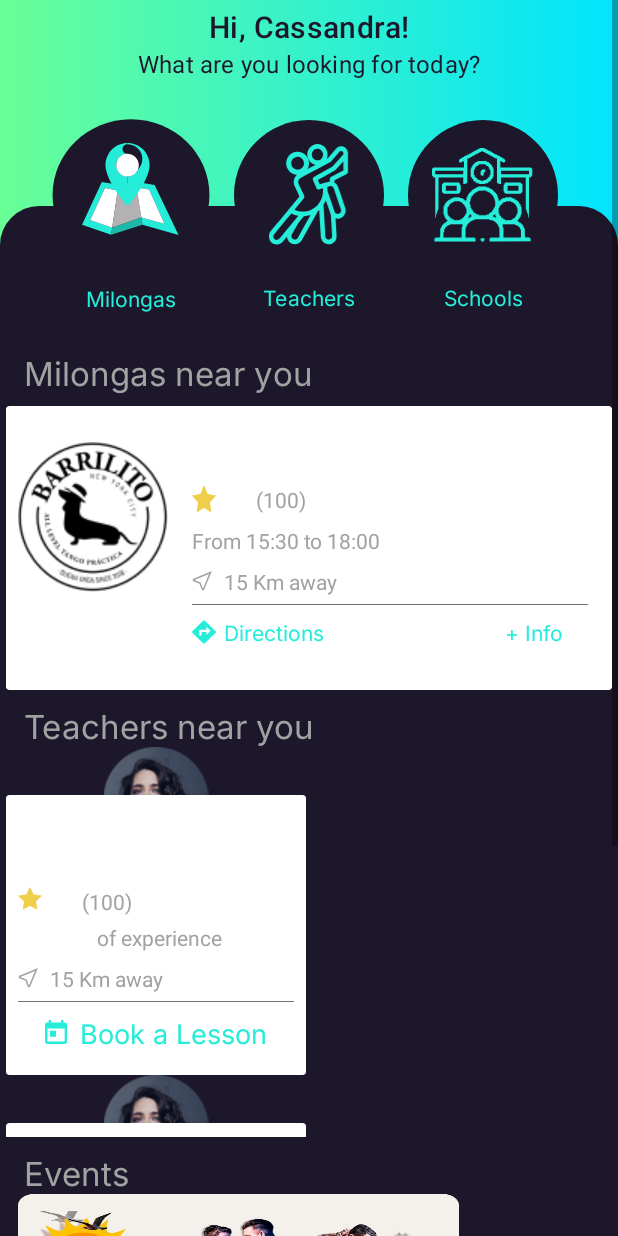
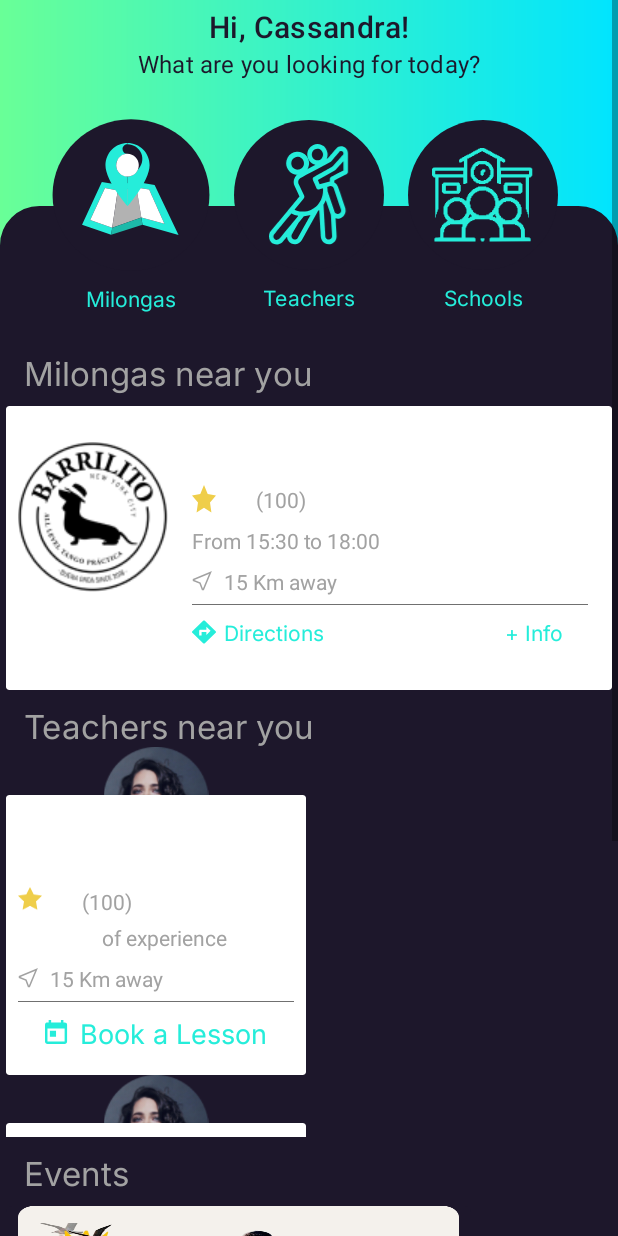
Before and after one commit to ayetolusamuel/PP, an Android app: the layout content_main.xml on its own in the app's theme, with its tools: preview values and no code run, on a phone screen of 412 x 824 dp. Run offline under Robolectric (Android 15) with nearby library versions, the phone set to English and light mode, and no system bars; plain views replace NeumorphButton, NeumorphCardView.

Commit message:
align text|code cleanup

```diff
--- a/app/src/main/res/layout/content_main.xml
+++ b/app/src/main/res/layout/content_main.xml
@@ -187,37 +187,13 @@
             android:layout_width="0dp"
             android:layout_height="329dp"
             android:layout_marginStart="4dp"
+            android:layout_marginTop="8dp"
             android:layout_marginEnd="4dp"
             app:layout_constraintEnd_toEndOf="parent"
             app:layout_constraintStart_toStartOf="parent"
             app:layout_constraintTop_toBottomOf="@+id/textView10"
             tools:listitem="@layout/event_item" />
 
-<!--        <TextView-->
-<!--            android:id="@+id/textView11"-->
-<!--            android:layout_width="wrap_content"-->
-<!--            android:layout_height="wrap_content"-->
-<!--            android:fontFamily="@font/inter_extrabold"-->
-<!--            android:text="Hi, Cassandra! "-->
-<!--            android:textColor="@color/lightBlack"-->
-<!--            android:textSize="22sp"-->
-<!--            android:visibility="gone"-->
-<!--            app:layout_constraintEnd_toEndOf="parent"-->
-<!--            app:layout_constraintStart_toStartOf="parent"-->
-<!--            app:layout_constraintTop_toBottomOf="@+id/toolbar" />-->
-
-<!--        <TextView-->
-<!--            android:id="@+id/textView12"-->
-<!--            android:layout_width="wrap_content"-->
-<!--            android:layout_height="wrap_content"-->
-<!--            android:text="What are you looking for today?"-->
-<!--            android:textColor="@color/lightBlack"-->
-<!--            android:visibility="gone"-->
-<!--            app:layout_constraintEnd_toEndOf="parent"-->
-<!--            app:layout_constraintStart_toStartOf="parent"-->
-<!--            app:layout_constraintTop_toBottomOf="@+id/textView11" />-->
-
-
     </androidx.constraintlayout.widget.ConstraintLayout>
 
 </ScrollView>
--- a/app/src/main/res/layout/teacher_item.xml
+++ b/app/src/main/res/layout/teacher_item.xml
@@ -88,7 +88,7 @@
                 android:id="@+id/textView22"
                 android:layout_width="wrap_content"
                 android:layout_height="wrap_content"
-                android:text="of experience"
+                android:text=" of experience"
                 android:textColor="@color/lightGrey"
                 app:layout_constraintBottom_toBottomOf="@+id/textView18"
                 app:layout_constraintStart_toEndOf="@+id/textView18"
```
